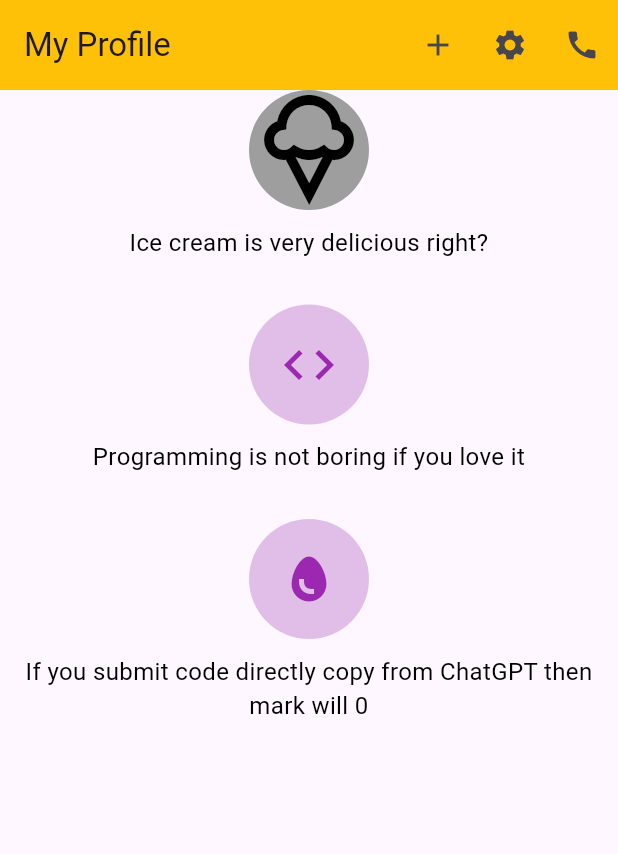
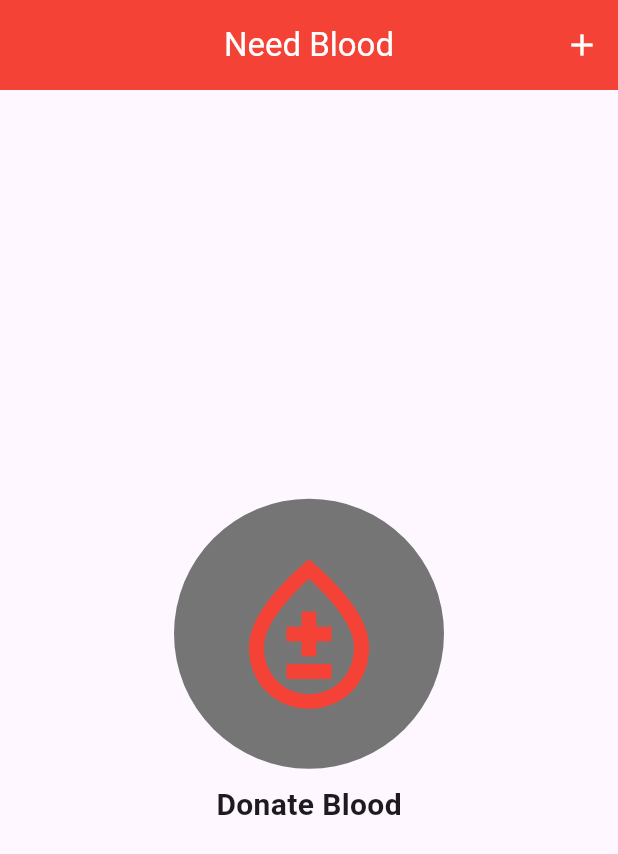
Before and after one commit to Rasheduzzaman-Rochi/Ostad, a Flutter app: the screen it shows after launch, on a phone screen of 412 x 824 dp. Shown: the top 854 px of the screen. Run offline on Flutter 3.47's test engine with Material 3 defaults, Android fonts, the phone set to English and light mode, and no system bars.

Commit message:
Second_liveTest

```diff
--- a/lib/main.dart
+++ b/lib/main.dart
@@ -19,89 +19,37 @@ class MyProfilePage extends StatelessWidget {
   Widget build(BuildContext context) {
     return Scaffold(
       appBar: AppBar(
-        title: Text('My Profile'),
+        title: Text('Need Blood'),
         toolbarHeight: 60,
-        backgroundColor: Colors.amber,
+        centerTitle: true,
+        backgroundColor: Colors.red,
+        foregroundColor: Colors.white,
         actions: [
           IconButton(
             icon: Icon(Icons.add),
             onPressed: () {},
           ),
-          IconButton(
-            icon: Icon(Icons.settings),
-            onPressed: () {},
-          ),
-          IconButton(
-            icon: Icon(Icons.call),
-            onPressed: () {},
-          ),
         ],
       ),
       body: Container(
+        child: Center(
           child: Column(
-          children: [
-            Column(
+            mainAxisAlignment: MainAxisAlignment.center,
             children: [
               CircleAvatar(
-                  radius: 40,
-                  backgroundColor: Colors.grey,
+                radius: 90,
+                backgroundColor: Colors.grey[600],
                 child: Icon(
-                    Icons.icecream_outlined,
-                    size: 80,
-                    color: Colors.black,
+                  Icons.bloodtype_outlined,
+                  size: 120,
+                  color: Colors.red,
                 ),
               ),
               SizedBox(height: 10),
-                Text(
-                  'Ice cream is very delicious right?',
-                  textAlign: TextAlign.center,
-                  style: TextStyle(fontSize: 16, color: Colors.black),
-                ),
+              Text("Donate Blood",
+                  style: TextStyle(fontSize: 20, fontWeight: FontWeight.bold)),
             ],
           ),
-            SizedBox(height: 30),
-            Column(
-              children: [
-                CircleAvatar(
-                  radius: 40,
-                  backgroundColor: Colors.purple.shade100,
-                  child: Icon(
-                    Icons.code,
-                    size: 40,
-                    color: Colors.purple,
-                  ),
-                ),
-                SizedBox(height: 10),
-                Text(
-                  'Programming is not boring if you love it',
-                  textAlign: TextAlign.center,
-                  style: TextStyle(fontSize: 16, color: Colors.black),
-                ),
-              ],
-            ),
-            SizedBox(height: 30),
-
-            // Third Item
-            Column(
-              children: [
-                CircleAvatar(
-                  radius: 40,
-                  backgroundColor: Colors.purple.shade100,
-                  child: Icon(
-                    Icons.egg_sharp,
-                    size: 40,
-                    color: Colors.purple,
-                  ),
-                ),
-                SizedBox(height: 10),
-                Text(
-                  'If you submit code directly copy from ChatGPT then mark will 0',
-                  textAlign: TextAlign.center,
-                  style: TextStyle(fontSize: 16, color: Colors.black),
-                ),
-              ],
-            ),
-          ],
         ),
       ),
     );
```
Lines whose indentation alone changed are shown as unchanged.
